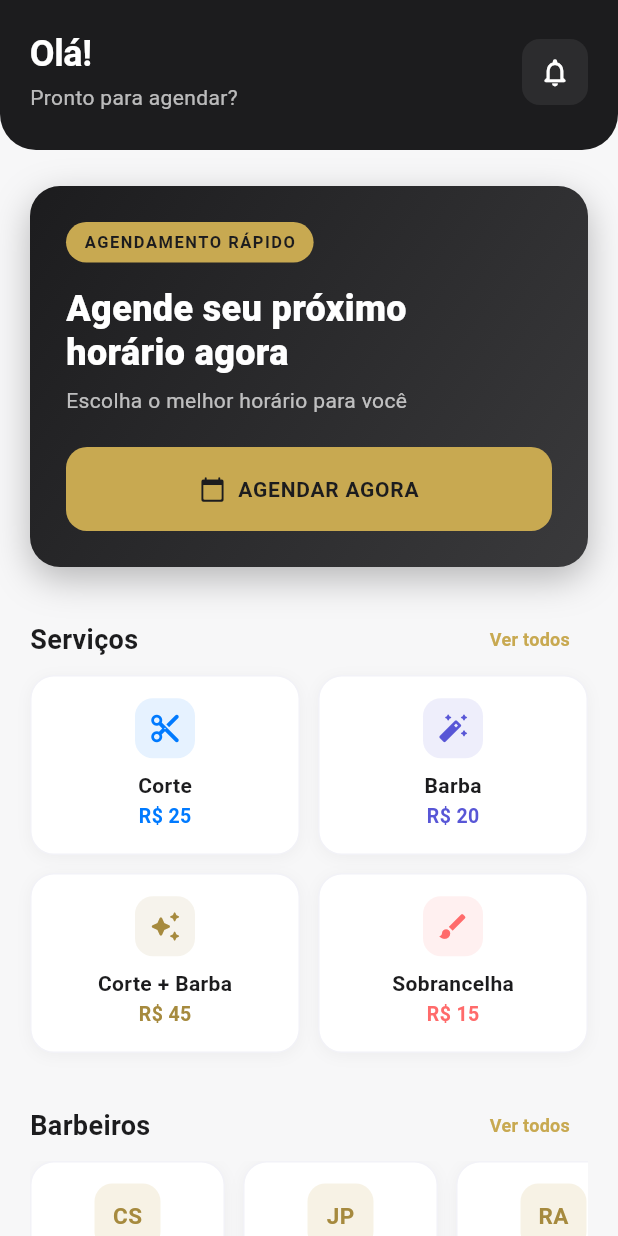
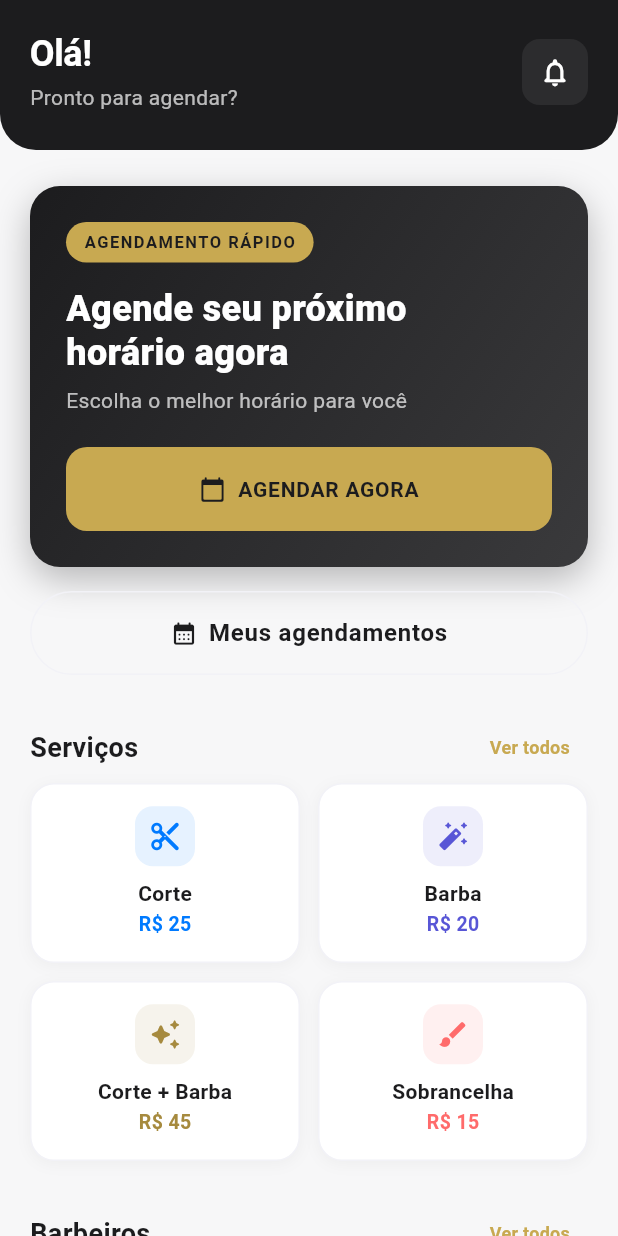
Before and after one commit to iago-pinheiro/BarberFlow, a Flutter app: the screen it shows after launch, on a phone screen of 412 x 824 dp. Run offline on Flutter 3.47's test engine with Material 3 defaults, Android fonts, the phone set to English and light mode, and no system bars; our stand-ins replace go_router, shared_preferences.

Commit message:
feat: adiciona atalho para meus agendamentos

```diff
--- a/lib/features/home/home_variant_a.dart
+++ b/lib/features/home/home_variant_a.dart
@@ -24,6 +24,8 @@ class HomeVariantA extends StatelessWidget {
                 delegate: SliverChildListDelegate([
                   const SizedBox(height: 24),
                   _buildHeroSection(context, appProvider),
+                  const SizedBox(height: 16),
+                  _buildAppointmentsTab(context),
                   const SizedBox(height: 24),
                   _buildServicesGrid(context, appProvider),
                   const SizedBox(height: 24),
@@ -172,6 +174,23 @@ class HomeVariantA extends StatelessWidget {
               ),
             ),
           ],
+        ),
+      ),
+    );
+  }
+
+  Widget _buildAppointmentsTab(BuildContext context) {
+    return SizedBox(
+      width: double.infinity,
+      child: OutlinedButton.icon(
+        onPressed: () => GoRouter.of(context).go('/appointments'),
+        icon: const Icon(Icons.calendar_month_rounded),
+        label: const Text('Meus agendamentos'),
+        style: OutlinedButton.styleFrom(
+          foregroundColor: AppColors.textPrimary,
+          side: const BorderSide(color: AppColors.borderLight),
+          padding: const EdgeInsets.symmetric(horizontal: 20, vertical: 16),
+          textStyle: AppTextStyles.buttonLarge,
         ),
       ),
     );
```
Also changed, not shown: lib/features/home/home_variant_b.dart (+19 -0 lines), 1 other file.
